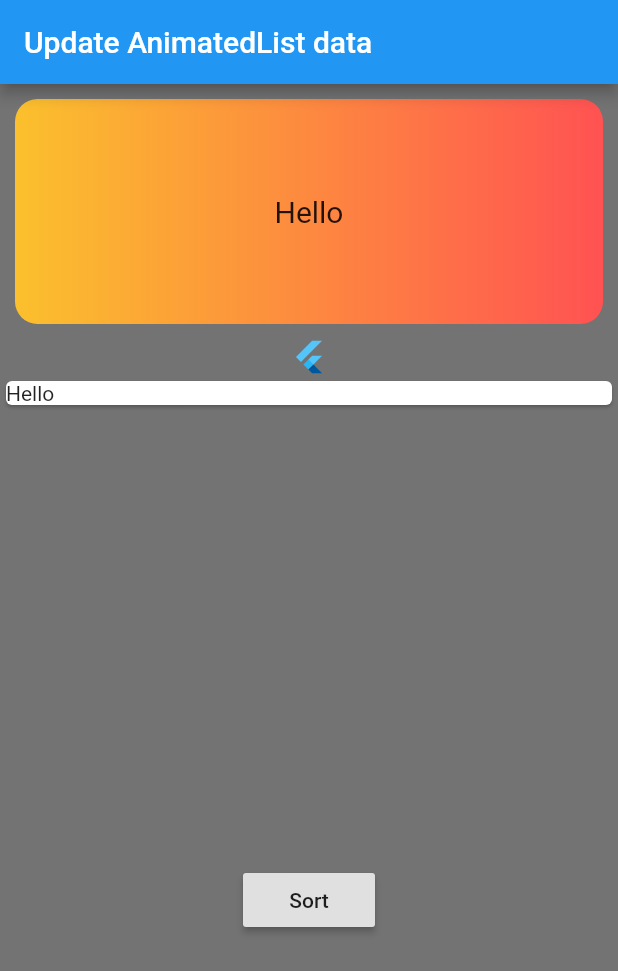
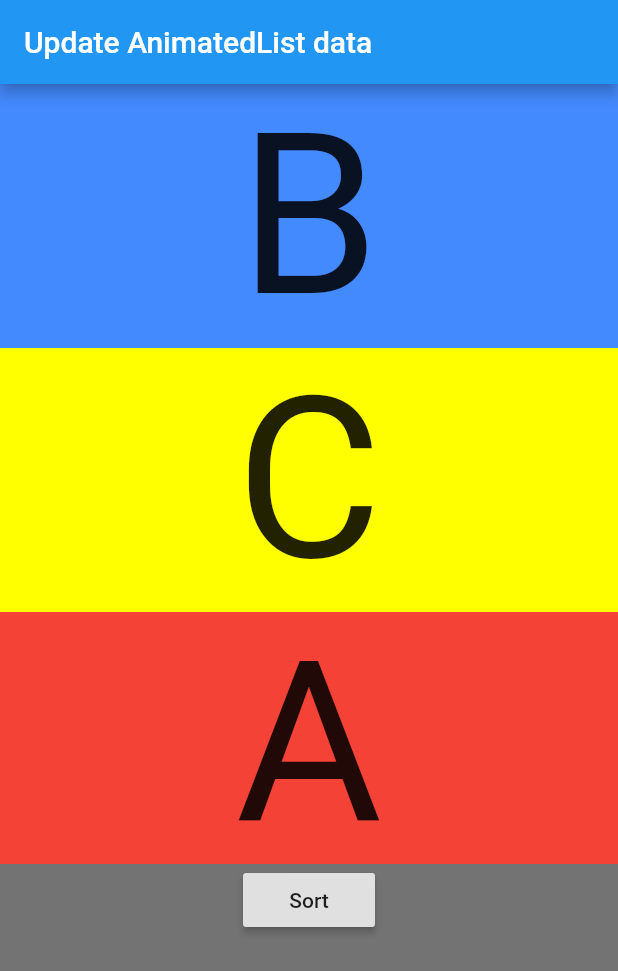
Before and after one commit to mdg-soc-19/smooth-sort, a Flutter app: the screen it shows after launch, on a phone screen of 412 x 824 dp. Shown: the top 971 px of the screen. Run offline on Flutter 3.47's test engine with Material 2 defaults, Android fonts, the phone set to English and light mode, and no system bars.

```diff
--- a/example/lib/main.dart
+++ b/example/lib/main.dart
@@ -1,5 +1,4 @@
 import 'package:flutter/material.dart';
-import 'package:flutter/cupertino.dart';
 import 'package:smooth_sort/smooth_sort.dart';
 
 void main() => runApp(MyApp());
@@ -25,17 +24,6 @@ class BodyWidget extends StatefulWidget {
 }
 
 class BodyWidgetState extends State<BodyWidget> with TickerProviderStateMixin {
-  List<String> _data = [
-    'Horse',
-    'Cow',
-    'Camel',
-    'Sheep',
-    'Goat',
-    'Help',
-    'Guide',
-    'Hello',
-    'Ihdid'
-  ];
 
   SmoothSort smoothSort;
 
@@ -46,34 +34,32 @@ class BodyWidgetState extends State<BodyWidget> with TickerProviderStateMixin {
     smoothSort = SmoothSort(
         listType: 'list',
         itemList: [
-          Card(
+          Container(
+            color: Colors.red,
+            alignment: Alignment.center,
             child: Text(
-                "Hello",
+              "A",
+              style: TextStyle(fontSize: 150.0),
             ),
           ),
-          FlutterLogo(),
           Container(
-            margin: EdgeInsets.all(10.0),
-            height: 150.0,
+            color: Colors.blueAccent,
             alignment: Alignment.center,
-            decoration: BoxDecoration(
-              borderRadius: BorderRadius.all(Radius.circular(15.0)),
-              gradient: LinearGradient(
-                colors: [Colors.yellow[700], Colors.redAccent],
-                begin: Alignment.centerLeft,
-                end: Alignment.centerRight,
-                tileMode: TileMode.clamp)
+            child: Text(
+              "B",
+              style: TextStyle(fontSize: 150.0),
             ),
-            child: ListTile(
-              title: Text(
-                "Hello",
-                style: TextStyle(fontSize: 20),
-                textAlign: TextAlign.center,
-              ),
+          ),
+          Container(
+            color: Colors.yellowAccent,
+            alignment: Alignment.center,
+            child: Text(
+              "C",
+              style: TextStyle(fontSize: 150.0),
             ),
-          )
+          ),
         ],
-        itemIdList: [2, 1, 0],
+        itemIdList: [1, 2, 0],
         animationType: 'cardScale');
   }
 
```
Also changed, not shown: lib/smooth_sort.dart (+11 -4 lines).
